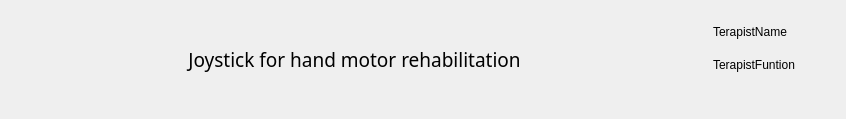
Before: the Qt Designer form ui/ui_files/title_widget.ui in JPCassimiro/JHMR, drawn with Qt 5.
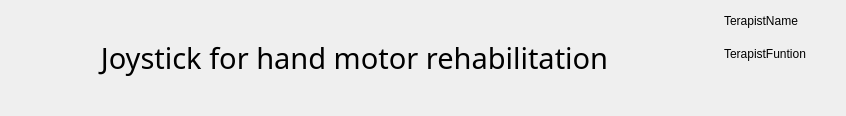
After: the same form once the commit is applied. Icons and pictures are not drawn.

Patch:
```diff
--- a/ui/ui_files/title_widget.ui
+++ b/ui/ui_files/title_widget.ui
@@ -7,13 +7,25 @@
     <x>0</x>
     <y>0</y>
     <width>846</width>
-    <height>119</height>
+    <height>116</height>
    </rect>
   </property>
   <property name="windowTitle">
    <string>Form</string>
   </property>
   <layout class="QGridLayout" name="gridLayout" rowstretch="0" columnstretch="2,0">
+   <property name="leftMargin">
+    <number>0</number>
+   </property>
+   <property name="topMargin">
+    <number>0</number>
+   </property>
+   <property name="rightMargin">
+    <number>0</number>
+   </property>
+   <property name="bottomMargin">
+    <number>0</number>
+   </property>
    <item row="0" column="0">
     <widget class="QWidget" name="softwareTitleContainer" native="true">
      <layout class="QGridLayout" name="gridLayout_3">
@@ -22,7 +34,7 @@
         <property name="font">
          <font>
           <family>Franklin Gothic</family>
-          <pointsize>14</pointsize>
+          <pointsize>22</pointsize>
           <bold>false</bold>
          </font>
         </property>
```
